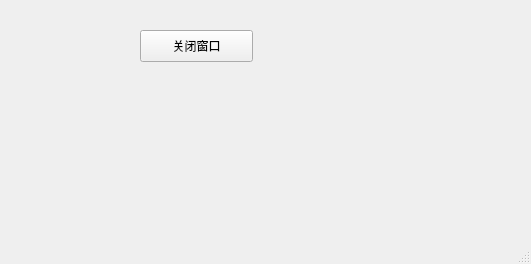
Above: src/designer/MainWinSignalSlot.ui from geekori/pyqt5 before the change. Below: the same form after it.
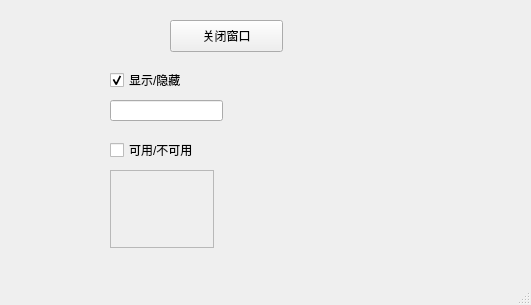
That is the form after the change.

Diff of the .ui file:
```diff
--- a/src/designer/MainWinSignalSlot.ui
+++ b/src/designer/MainWinSignalSlot.ui
@@ -7,7 +7,7 @@
     <x>0</x>
     <y>0</y>
     <width>531</width>
-    <height>264</height>
+    <height>305</height>
    </rect>
   </property>
   <property name="windowTitle">
@@ -17,8 +17,8 @@
    <widget class="QPushButton" name="pushButton">
     <property name="geometry">
      <rect>
-      <x>140</x>
-      <y>30</y>
+      <x>170</x>
+      <y>20</y>
       <width>113</width>
       <height>32</height>
      </rect>
@@ -27,6 +27,58 @@
      <string>关闭窗口</string>
     </property>
    </widget>
+   <widget class="QCheckBox" name="checkBox">
+    <property name="geometry">
+     <rect>
+      <x>110</x>
+      <y>70</y>
+      <width>86</width>
+      <height>20</height>
+     </rect>
+    </property>
+    <property name="text">
+     <string>显示/隐藏</string>
+    </property>
+    <property name="checked">
+     <bool>true</bool>
+    </property>
+   </widget>
+   <widget class="QCheckBox" name="checkBox_2">
+    <property name="geometry">
+     <rect>
+      <x>110</x>
+      <y>140</y>
+      <width>151</width>
+      <height>20</height>
+     </rect>
+    </property>
+    <property name="text">
+     <string>可用/不可用</string>
+    </property>
+   </widget>
+   <widget class="QLineEdit" name="lineEdit">
+    <property name="geometry">
+     <rect>
+      <x>110</x>
+      <y>100</y>
+      <width>113</width>
+      <height>21</height>
+     </rect>
+    </property>
+   </widget>
+   <widget class="QTextEdit" name="textEdit">
+    <property name="enabled">
+     <bool>false</bool>
+    </property>
+    <property name="geometry">
+     <rect>
+      <x>110</x>
+      <y>170</y>
+      <width>104</width>
+      <height>78</height>
+     </rect>
+    </property>
+   </widget>
   </widget>
   <widget class="QMenuBar" name="menubar">
    <property name="geometry">
```
Left out of the diff: 51 changed lines with no effect on the pictures.
